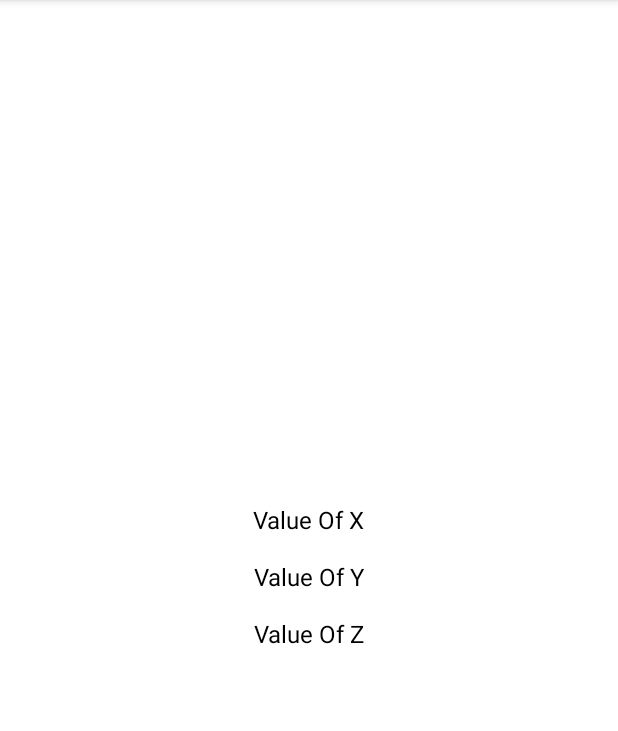
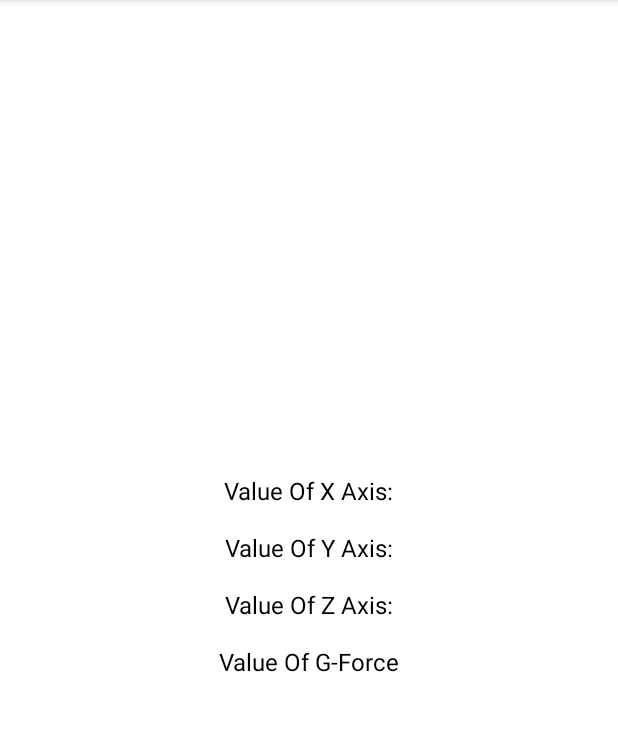
Before and after one commit to shailuhari04/AccelerometerSensorAndroidApp, an Android app: the SimpleActivity screen opened directly, with no data from a screen before it, on a phone screen of 412 x 824 dp, the part 84-815 px from its top. Run offline under Robolectric (Android 15) with nearby library versions, the phone set to English and light mode, and no system bars.

Commit message:
1. Code CleanUp and improvements. 2. Show G-Force value in TextView.

```diff
--- a/app/src/main/res/layout/activity_simple.xml
+++ b/app/src/main/res/layout/activity_simple.xml
@@ -42,9 +42,23 @@
         android:text="@string/value_of_z"
         android:textColor="@color/black"
         android:textSize="16sp"
+        app:layout_constraintBottom_toTopOf="@+id/valueOfGForceTV"
+        app:layout_constraintEnd_toEndOf="parent"
+        app:layout_constraintHorizontal_bias="0.5"
+        app:layout_constraintStart_toStartOf="parent"
+        app:layout_constraintTop_toBottomOf="@+id/valueOfYTV" />
+
+    <TextView
+        android:id="@+id/valueOfGForceTV"
+        android:layout_width="wrap_content"
+        android:layout_height="wrap_content"
+        android:layout_marginTop="16dp"
+        android:text="@string/value_of_gforce"
+        android:textColor="@color/black"
+        android:textSize="16sp"
         app:layout_constraintBottom_toBottomOf="parent"
         app:layout_constraintEnd_toEndOf="parent"
         app:layout_constraintHorizontal_bias="0.5"
         app:layout_constraintStart_toStartOf="parent"
-        app:layout_constraintTop_toBottomOf="@+id/valueOfYTV" />
+        app:layout_constraintTop_toBottomOf="@+id/valueOfZTV" />
 </androidx.constraintlayout.widget.ConstraintLayout>
--- a/app/src/main/res/values/strings.xml
+++ b/app/src/main/res/values/strings.xml
@@ -2,7 +2,9 @@
     <string name="app_name">AccelerometerSensorApp</string>
     <string name="sample_btn_txt">Sample</string>
     <string name="with_graph_btn_txt">With Graph</string>
-    <string name="value_of_x">Value Of X</string>
-    <string name="value_of_y">Value Of Y</string>
-    <string name="value_of_z">Value Of Z</string>
+    <string name="value_of_x">Value Of X Axis:</string>
+    <string name="value_of_y">Value Of Y Axis:</string>
+    <string name="value_of_z">Value Of Z Axis:</string>
+    <string name="value_of_gforce">Value Of G-Force</string>
+    <string name="device_shuffled_msg">Device was shuffled</string>
 </resources>
```
Also changed, not shown: app/src/main/java/com/droidplusplus/accelerometersensorapp/simple/SimpleActivity.kt (+9 -4 lines).
